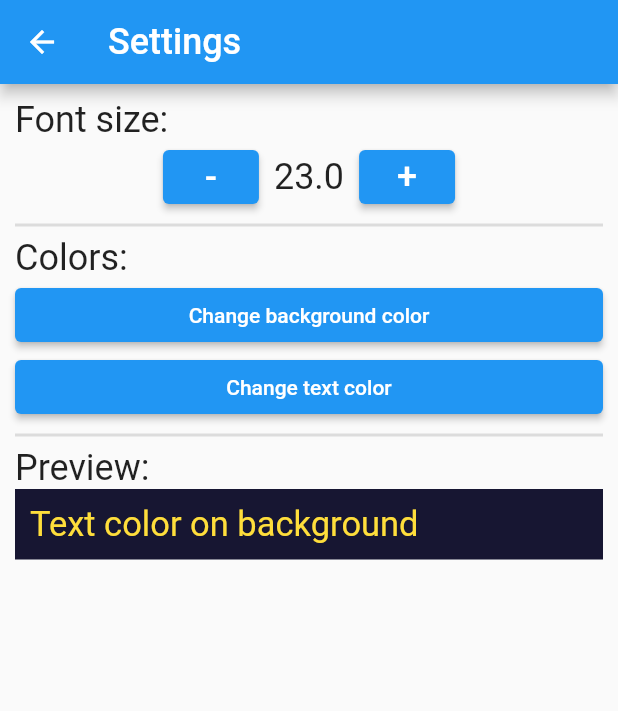
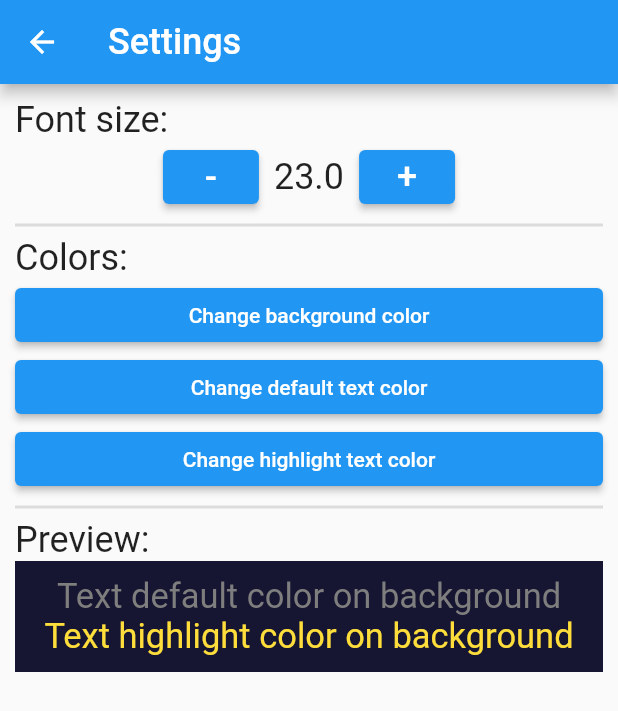
Before and after one commit to Movinghead333/flow_lyrix, a Flutter app: the AppSettingsScreen screen opened by its route, after a tap on an icon or button, on a phone screen of 412 x 824 dp. Shown: the top 711 px of the screen. Run offline on Flutter 3.47's test engine with Material 2 defaults, Android fonts, the phone set to English and light mode, and no system bars; our stand-ins replace flutter_colorpicker, get_storage, just_audio, rxdart; missing offline and left inert: audio_session, christian_lyrics, receive_sharing_intent, sylt_parser, uri_to_file; accounts and stored records are empty.

Commit message:
Version 0.8.0: For changes see changelog

```diff
--- a/lib/models/app_settings.dart
+++ b/lib/models/app_settings.dart
@@ -3,23 +3,27 @@ import 'dart:ui';
 class AppSettings {
   double fontSize;
   Color backgroundColor;
-  Color textColor;
+  Color textDefaultColor;
+  Color textHighlightColor;
 
   AppSettings({
     this.fontSize = 24,
     this.backgroundColor = const Color.fromARGB(255, 23, 22, 50),
-    this.textColor = const Color.fromARGB(255, 255, 222, 59),
+    this.textDefaultColor = const Color.fromARGB(255, 126, 126, 126),
+    this.textHighlightColor = const Color.fromARGB(255, 255, 222, 59),
   });
 
   AppSettings copyWith({
     double? fontSize,
     Color? backgroundColor,
-    Color? textColor,
+    Color? textDefaultColor,
+    Color? textHighlightColor,
   }) {
     return AppSettings(
       fontSize: fontSize ?? this.fontSize,
       backgroundColor: backgroundColor ?? this.backgroundColor,
-      textColor: textColor ?? this.textColor,
+      textDefaultColor: textDefaultColor ?? this.textDefaultColor,
+      textHighlightColor: textHighlightColor ?? this.textHighlightColor,
     );
   }
 
@@ -27,14 +31,16 @@ class AppSettings {
   AppSettings.fromJson(Map<String, dynamic> json)
       : fontSize = json['fontSize'],
         backgroundColor = Color(json['backgroundColor']),
-        textColor = Color(json['textColor']);
+        textDefaultColor = Color(json['textDefaultColor']),
+        textHighlightColor = Color(json['textHighlightColor']);
 
   /// Json deserialisation
   Map<String, dynamic> toJson() {
     return {
       'fontSize': fontSize,
       'backgroundColor': backgroundColor.value,
-      'textColor': textColor.value,
+      'textDefaultColor': textDefaultColor.value,
+      'textHighlightColor': textHighlightColor.value,
     };
   }
 }
--- a/lib/providers/app_settings_provider.dart
+++ b/lib/providers/app_settings_provider.dart
@@ -29,7 +29,8 @@ class AppSettingsProvider {
 
     // If we never stored app settings we just use the default settings and do
     // not load anything here.
-    if (appSettingsJsonText != null) {
+    if (appSettingsJsonText != null &&
+        appSettingsJsonText.contains('textDefaultColor')) {
       Map<String, dynamic> appSettingsJson = jsonDecode(appSettingsJsonText);
       appSettings = AppSettings.fromJson(appSettingsJson);
     }
--- a/lib/screens/app_settings_screen.dart
+++ b/lib/screens/app_settings_screen.dart
@@ -17,7 +17,10 @@ class _AppSettingsScreenState extends State<AppSettingsScreen> {
   Color _newBackgroundColor = Colors.black;
 
   /// Used within the color picker dialog
-  Color _newTextColor = Colors.lightBlue;
+  Color _newTextDefaultColor = Colors.grey;
+
+  /// Used within the color picker dialog
+  Color _newTextHighlightColor = Colors.lightBlue;
 
   static const TextStyle uiTextStyle = TextStyle(fontSize: 24);
 
@@ -139,12 +142,12 @@ class _AppSettingsScreenState extends State<AppSettingsScreen> {
                       showDialog(
                         context: context,
                         builder: (context) => AlertDialog(
-                          title: const Text('Choose a new text color:'),
+                          title: const Text('Choose a new default text color:'),
                           content: SingleChildScrollView(
                             child: ColorPicker(
-                              pickerColor: appSettings.textColor,
+                              pickerColor: appSettings.textDefaultColor,
                               onColorChanged: (Color newColor) {
-                                _newTextColor = newColor;
+                                _newTextDefaultColor = newColor;
                               },
                             ),
                           ),
@@ -152,8 +155,9 @@ class _AppSettingsScreenState extends State<AppSettingsScreen> {
                             ElevatedButton(
                               child: const Text('Save'),
                               onPressed: () {
-                                _appSettingsProvider.appSettings = appSettings
-                                    .copyWith(textColor: _newTextColor);
+                                _appSettingsProvider.appSettings =
+                                    appSettings.copyWith(
+                                        textDefaultColor: _newTextDefaultColor);
                                 _appSettingsProvider.saveAppSettings();
                                 Navigator.of(context).pop();
                               },
@@ -162,18 +166,61 @@ class _AppSettingsScreenState extends State<AppSettingsScreen> {
                         ),
                       );
                     },
-                    child: const Text('Change text color'),
+                    child: const Text('Change default text color'),
+                  ),
+                  ElevatedButton(
+                    onPressed: () {
+                      showDialog(
+                        context: context,
+                        builder: (context) => AlertDialog(
+                          title:
+                              const Text('Choose a new highlight text color:'),
+                          content: SingleChildScrollView(
+                            child: ColorPicker(
+                              pickerColor: appSettings.textHighlightColor,
+                              onColorChanged: (Color newColor) {
+                                _newTextHighlightColor = newColor;
+                              },
+                            ),
+                          ),
+                          actions: <Widget>[
+                            ElevatedButton(
+                              child: const Text('Save'),
+                              onPressed: () {
+                                _appSettingsProvider.appSettings =
+                                    appSettings.copyWith(
+                                        textHighlightColor:
+                                            _newTextHighlightColor);
+                                _appSettingsProvider.saveAppSettings();
+                                Navigator.of(context).pop();
+                              },
+                            ),
+                          ],
+                        ),
+                      );
+                    },
+                    child: const Text('Change highlight text color'),
                   ),
                   const Divider(thickness: 2),
                   const Text('Preview:', style: uiTextStyle),
                   Container(
                     padding: const EdgeInsets.all(10),
                     color: appSettings.backgroundColor,
-                    child: Text(
-                      'Text color on background',
-                      style: TextStyle(
-                          color: appSettings.textColor,
-                          fontSize: appSettings.fontSize),
+                    child: Column(
+                      children: [
+                        Text(
+                          'Text default color on background',
+                          style: TextStyle(
+                              color: appSettings.textDefaultColor,
+                              fontSize: appSettings.fontSize),
+                        ),
+                        Text(
+                          'Text highlight color on background',
+                          style: TextStyle(
+                              color: appSettings.textHighlightColor,
+                              fontSize: appSettings.fontSize),
+                        ),
+                      ],
                     ),
                   ),
                 ],
--- a/lib/screens/show_lyrics_screen.dart
+++ b/lib/screens/show_lyrics_screen.dart
@@ -91,8 +91,7 @@ class _ShowLyricsScreenState extends State<ShowLyricsScreen>
           )
         ],
       ),
-      body: SafeArea(
-        child: StreamBuilder<AppSettings>(
+      body: StreamBuilder<AppSettings>(
           stream: _appSettingsProvider.appSettingsStream,
           builder: (context, snapshot) {
             if (snapshot.hasError) {
@@ -127,7 +126,10 @@ class _ShowLyricsScreenState extends State<ShowLyricsScreen>
                               return _songProvider.christianLyrics.getLyric(
                                   context,
                                   isPlaying: playing,
-                                    textColor: appSettings.textColor,
+                                  textHighlightColor:
+                                      appSettings.textHighlightColor,
+                                  textDefaultColor:
+                                      appSettings.textDefaultColor,
                                   fontSize: appSettings.fontSize);
                             },
                           ),
@@ -135,8 +137,8 @@ class _ShowLyricsScreenState extends State<ShowLyricsScreen>
                       ),
 
                       // Display play/pause button and volume/speed sliders.
-                        ControlButtons(_songProvider.player,
-                            _songProvider.christianLyrics),
+                      ControlButtons(
+                          _songProvider.player, _songProvider.christianLyrics),
                       // Display seek bar. Using StreamBuilder, this widget rebuilds
                       // each time the position, buffered position or duration changes.
                       StreamBuilder<PositionData>(
@@ -147,17 +149,15 @@ class _ShowLyricsScreenState extends State<ShowLyricsScreen>
                             if (positionData != null) {
                               _songProvider.christianLyrics
                                   .setPositionWithOffset(
-                                        position: positionData
-                                            .position.inMilliseconds,
-                                        duration: positionData
-                                            .duration.inMilliseconds);
+                                      position:
+                                          positionData.position.inMilliseconds,
+                                      duration:
+                                          positionData.duration.inMilliseconds);
                             }
 
                             return SeekBar(
-                                duration:
-                                    positionData?.duration ?? Duration.zero,
-                                position:
-                                    positionData?.position ?? Duration.zero,
+                              duration: positionData?.duration ?? Duration.zero,
+                              position: positionData?.position ?? Duration.zero,
                               bufferedPosition:
                                   positionData?.bufferedPosition ??
                                       Duration.zero,
@@ -176,7 +176,6 @@ class _ShowLyricsScreenState extends State<ShowLyricsScreen>
                   );
                 });
           }),
-      ),
     );
   }
 }
--- a/pubspec.yaml
+++ b/pubspec.yaml
@@ -1,7 +1,7 @@
 name: flow_lyrix
 description: An app for loading mp3 files and display the lyrics within those mp3 files based on timestamps.
 publish_to: 'none'
-version: 0.7.0
+version: 0.8.0
 
 environment:
   sdk: ">=2.12.0 <3.0.0"
@@ -18,7 +18,7 @@ dependencies:
   christian_lyrics:
     git:
       url: https://github.com/Movinghead333/christian_lyrics.git
-      ref: 2857b3c8a9493ede28df665ed2b8ad22b59ab03f
+      ref: af5c80f4069d6d7c040249979876e4d55beee96b
   # christian_lyrics:
   #   path: C:/Dev/flutter_projects/forks/christian_lyrics
 
```
Also changed, not shown: pubspec.lock, 1 other file. Lines whose indentation alone changed are shown as unchanged.
